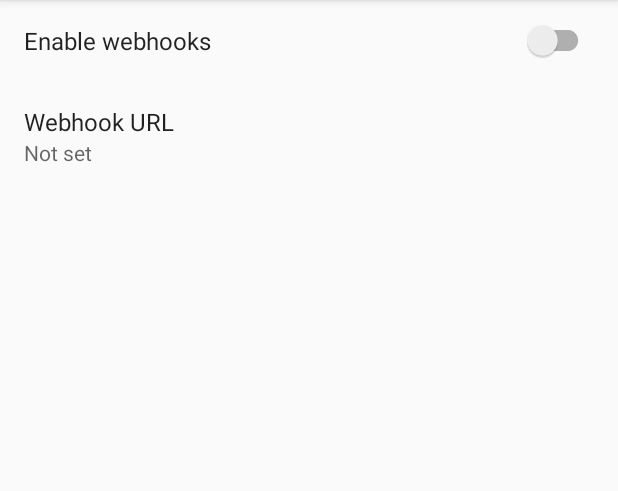
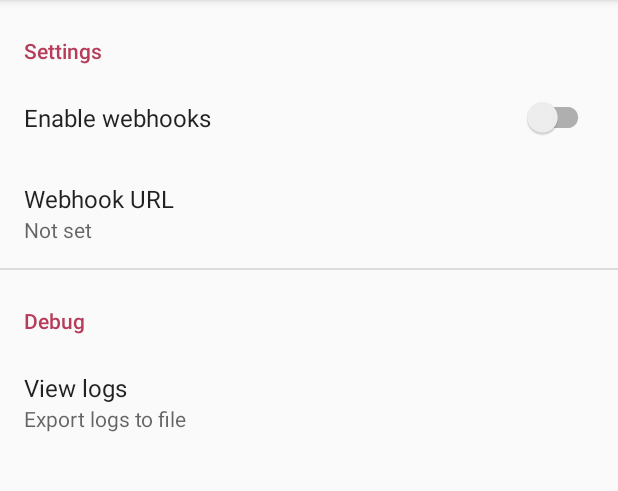
Before and after one commit to sa3dany/android-sms-hooks, an Android app: the screen it shows after launch (MainActivity), on a phone screen of 412 x 824 dp, the part 84-575 px from its top. Run offline under Robolectric (Android 15) with nearby library versions, the phone set to English and light mode, and no system bars; our stand-ins replace androidx.preference.

Commit message:
Add option to export app logs to file

```diff
--- a/app/src/main/java/com/tanglycohort/smshooks/SettingsFragment.kt
+++ b/app/src/main/java/com/tanglycohort/smshooks/SettingsFragment.kt
@@ -1,11 +1,44 @@
 package com.tanglycohort.smshooks
 
+import android.content.Context
+import android.content.Intent
+import android.net.Uri
 import android.os.Bundle
 import android.text.InputType
-import androidx.preference.EditTextPreference
-import androidx.preference.PreferenceFragmentCompat
+import androidx.activity.result.ActivityResultLauncher
+import androidx.activity.result.contract.ActivityResultContracts
+import androidx.core.os.bundleOf
+import androidx.navigation.fragment.findNavController
+import androidx.preference.*
+import java.io.FileNotFoundException
+import java.io.FileOutputStream
 
 class SettingsFragment : PreferenceFragmentCompat() {
+
+    class CreateTextFile : ActivityResultContracts.CreateDocument() {
+        override fun createIntent(context: Context, input: String): Intent {
+            return super.createIntent(context, input).apply {
+                addCategory(Intent.CATEGORY_OPENABLE)
+                type = "text/plain"
+            }
+        }
+    }
+
+    private val exportLogs = registerForActivityResult(CreateTextFile()) { uri: Uri? ->
+        try {
+            val log = preferenceManager.context.openFileInput("log")
+            if (uri != null) {
+                activity?.contentResolver?.openFileDescriptor(uri, "w")?.use {
+                    FileOutputStream(it.fileDescriptor).use { output ->
+                        log?.copyTo(output)
+                    }
+                }
+            }
+        } catch (e: FileNotFoundException) {
+            // If no log file exists yet (no log entries)
+        }
+    }
+
     override fun onCreatePreferences(savedInstanceState: Bundle?, rootKey: String?) {
         setPreferencesFromResource(R.xml.preferences, rootKey)
 
@@ -14,5 +47,11 @@
             editText.inputType = InputType.TYPE_TEXT_VARIATION_URI
             editText.hint = getString(R.string.settings_server_url_hint)
         }
+
+        val exportLogsPreference: Preference? = findPreference("exportLogs")
+        exportLogsPreference?.setOnPreferenceClickListener {
+            exportLogs.launch("smshooks-log")
+            true
+        }
     }
 }
--- a/app/src/main/res/xml/preferences.xml
+++ b/app/src/main/res/xml/preferences.xml
@@ -1,4 +1,9 @@
 <PreferenceScreen xmlns:app="http://schemas.android.com/apk/res-auto">
+    <PreferenceCategory
+        app:iconSpaceReserved="false"
+        app:key="settingsCategory"
+        app:title="Settings">
+
         <SwitchPreferenceCompat
             app:iconSpaceReserved="false"
             app:key="webhookEnabled"
@@ -9,4 +14,18 @@
             app:key="webhookUrl"
             app:title="@string/settings_server_url"
             app:useSimpleSummaryProvider="true" />
+    </PreferenceCategory>
+
+
+    <PreferenceCategory
+        app:iconSpaceReserved="false"
+        app:key="debugCategory"
+        app:title="Debug">
+
+        <Preference
+            app:iconSpaceReserved="false"
+            app:key="exportLogs"
+            app:summary="Export logs to file"
+            app:title="View logs" />
+    </PreferenceCategory>
 </PreferenceScreen>
```
Also changed, not shown: 1 other file. Lines whose indentation alone changed are shown as unchanged.
